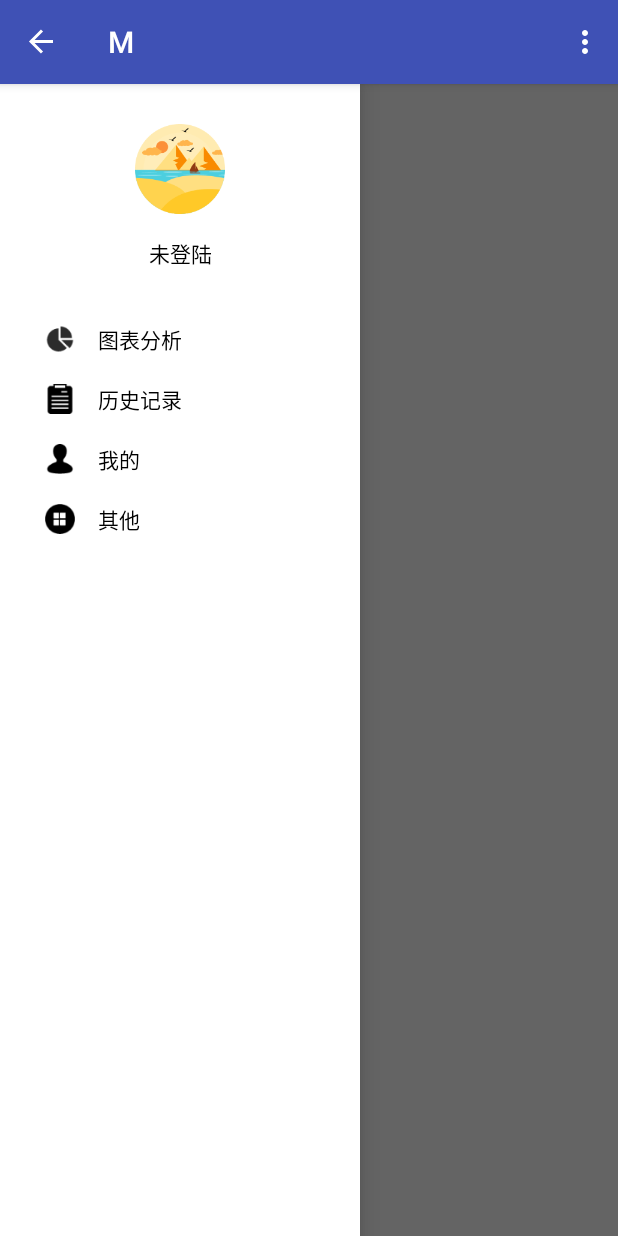
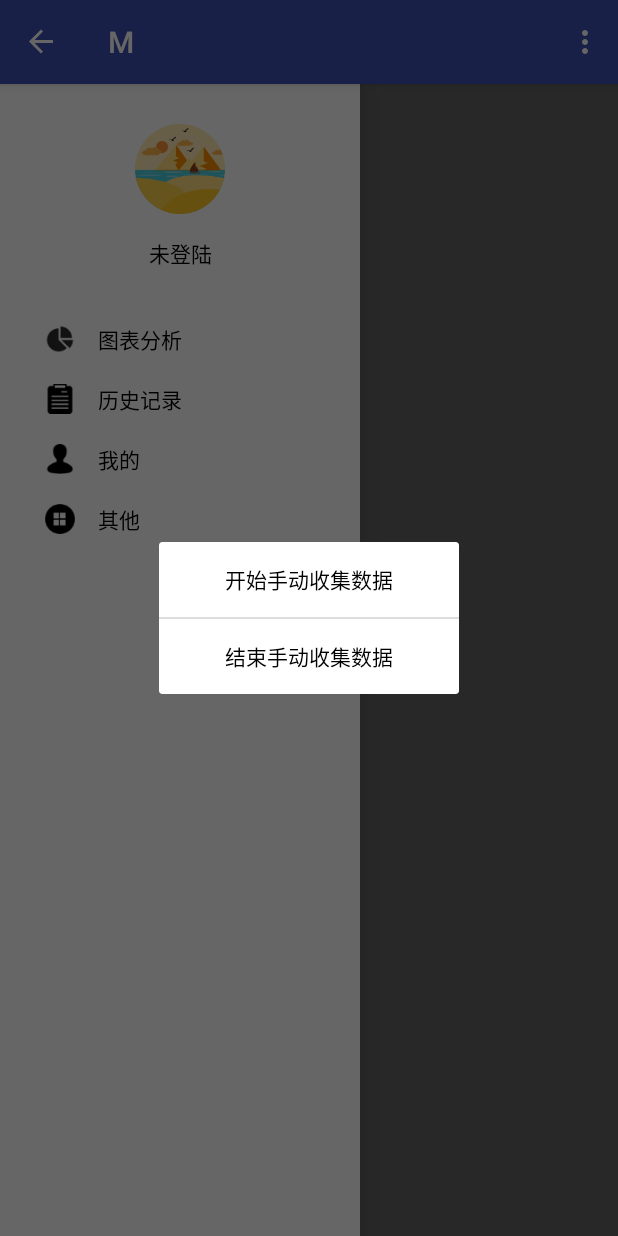
Before and after one commit to MrYangNi/M, an Android app: the screen it shows after launch (MainActivity), in the options menu, after a tap on "手动收集数据", on a phone screen of 412 x 824 dp. Run offline under Robolectric (Android 15) with nearby library versions, the phone set to English and light mode, and no system bars; our stand-ins replace data binding; libraries missing offline, so code that uses them is left out: com.amap.api; plain views replace MapView; 21 statements that could not run were skipped.

Commit message:
增加手动和自动收集数据弹窗

```diff
--- /dev/null
+++ b/app/src/main/java/com/project/yang/m/main/HandCollectDataHintDialog.java
@@ -0,0 +1,46 @@
+package com.project.yang.m.main;
+
+import android.app.Dialog;
+import android.content.Context;
+import android.databinding.DataBindingUtil;
+import android.view.LayoutInflater;
+import android.view.View;
+
+import com.project.yang.m.R;
+import com.project.yang.m.databinding.DialogHandCollectDataViewBinding;
+
+/**
+ * Created by NiYang on 2017/4/26.
+ */
+
+public class HandCollectDataHintDialog extends Dialog implements View.OnClickListener {
+    private DialogHandCollectDataViewBinding binding = null;
+    private OnCollectDataListener listener = null;
+
+    public HandCollectDataHintDialog(Context context) {
+        super(context);
+        this.binding = DataBindingUtil.inflate(LayoutInflater.from(getContext()), R.layout.dialog_hand_collect_data_view, null, false);
+        setContentView(this.binding.getRoot());
+        this.binding.txtStartHandCollectData.setOnClickListener(this);
+        this.binding.txtEndHandCollectData.setOnClickListener(this);
+    }
+
+    public void setOnCollectDataListener(OnCollectDataListener listener) {
+        this.listener = listener;
+    }
+
+    @Override
+    public void onClick(View v) {
+        switch (v.getId()) {
+            case R.id.txt_start_hand_collect_data:
+                this.listener.onStartHandCollectDataListener();
+                dismiss();
+                break;
+            case R.id.txt_end_hand_collect_data:
+                this.listener.onEndHandCollectDataListener();
+                dismiss();
+                break;
+            default:break;
+        }
+    }
+}
--- /dev/null
+++ b/app/src/main/java/com/project/yang/m/main/OnCollectDataListener.java
@@ -0,0 +1,15 @@
+package com.project.yang.m.main;
+
+/**
+ * Created by NiYang on 2017/4/26.
+ */
+
+public interface OnCollectDataListener {
+    void onStartAutoCollectDataListener();
+
+    void onEndAutoCollectDataListener();
+
+    void onStartHandCollectDataListener();
+
+    void onEndHandCollectDataListener();
+}
--- a/app/src/main/res/layout-v21/activity_main.xml
+++ b/app/src/main/res/layout-v21/activity_main.xml
@@ -16,32 +16,6 @@
                 android:id="@+id/map_view"
                 android:layout_width="match_parent"
                 android:layout_height="match_parent"></com.amap.api.maps.MapView>
-
-            <LinearLayout
-                android:layout_width="wrap_content"
-                android:layout_height="wrap_content"
-                android:layout_alignParentBottom="true"
-                android:layout_marginBottom="30dp"
-                android:layout_marginLeft="5dp"
-                android:padding="10dp"
-                android:background="@android:color/transparent"
-                android:orientation="vertical">
-
-                <Button
-                    android:id="@+id/btn_start_record"
-                    android:layout_width="wrap_content"
-                    android:layout_height="wrap_content"
-                    android:layout_marginBottom="10dp"
-                    android:background="@drawable/corners5dp_tint_blue_bg"
-                    android:text="开始记录" />
-
-                <Button
-                    android:id="@+id/btn_end_record"
-                    android:layout_width="wrap_content"
-                    android:layout_height="wrap_content"
-                    android:background="@drawable/corners5dp_tint_blue_bg"
-                    android:text="结束记录" />
-            </LinearLayout>
 
         </RelativeLayout>
 
--- a/app/src/main/res/layout/activity_main.xml
+++ b/app/src/main/res/layout/activity_main.xml
@@ -17,31 +17,6 @@
                 android:layout_width="match_parent"
                 android:layout_height="match_parent"></com.amap.api.maps.MapView>
 
-            <LinearLayout
-                android:layout_width="wrap_content"
-                android:layout_height="wrap_content"
-                android:layout_alignParentBottom="true"
-                android:layout_marginBottom="30dp"
-                android:layout_marginLeft="5dp"
-                android:padding="10dp"
-                android:background="@android:color/transparent"
-                android:orientation="vertical">
-
-                <Button
-                    android:id="@+id/btn_start_record"
-                    android:layout_width="wrap_content"
-                    android:layout_height="wrap_content"
-                    android:layout_marginBottom="10dp"
-                    android:background="@drawable/corners5dp_tint_blue_bg"
-                    android:text="开始记录" />
-
-                <Button
-                    android:id="@+id/btn_end_record"
-                    android:layout_width="wrap_content"
-                    android:layout_height="wrap_content"
-                    android:background="@drawable/corners5dp_tint_blue_bg"
-                    android:text="结束记录" />
-            </LinearLayout>
         </RelativeLayout>
 
         <RelativeLayout
--- /dev/null
+++ b/app/src/main/res/layout/dialog_hand_collect_data_view.xml
@@ -0,0 +1,42 @@
+<?xml version="1.0" encoding="utf-8"?>
+<layout xmlns:android="http://schemas.android.com/apk/res/android">
+
+    <LinearLayout
+        android:layout_width="match_parent"
+        android:layout_height="match_parent"
+        android:gravity="center"
+        android:orientation="vertical">
+
+        <LinearLayout
+            android:layout_width="wrap_content"
+            android:layout_height="wrap_content"
+            android:background="@drawable/common_bg_corners5dp"
+            android:orientation="vertical">
+
+            <TextView
+                android:id="@+id/txt_start_hand_collect_data"
+                android:layout_width="200dp"
+                android:layout_height="50dp"
+                android:background="?android:attr/selectableItemBackground"
+                android:gravity="center"
+                android:text="开始手动收集数据"
+                android:textColor="@color/black" />
+
+            <View
+                android:layout_width="match_parent"
+                android:layout_height="1dp"
+                android:background="@color/gray" />
+
+            <TextView
+                android:id="@+id/txt_end_hand_collect_data"
+                android:layout_width="200dp"
+                android:layout_height="50dp"
+                android:background="?android:attr/selectableItemBackground"
+                android:gravity="center"
+                android:text="结束手动收集数据"
+                android:textColor="@color/black" />
+        </LinearLayout>
+    </LinearLayout>
+
+
+</layout>
--- a/app/src/main/res/menu/main_menu.xml
+++ b/app/src/main/res/menu/main_menu.xml
@@ -1,10 +1,5 @@
 <?xml version="1.0" encoding="utf-8"?>
 <menu xmlns:android="http://schemas.android.com/apk/res/android">
-
-    <item
-        android:id="@+id/add_Geo_Fencing"
-        android:showAsAction="ifRoom"
-        android:title="显示所有地理围栏" />
 
     <item
         android:id="@+id/my_location"
```
Also changed, not shown: app/src/main/java/com/project/yang/m/main/AutoCollectDataHintDialog.java (added, +46 -0 lines), app/src/main/java/com/project/yang/m/main/MainActivity.java (+39 -55 lines), app/src/main/res/layout/dialog_auto_collect_data_view.xml (added, +41 -0 lines).
